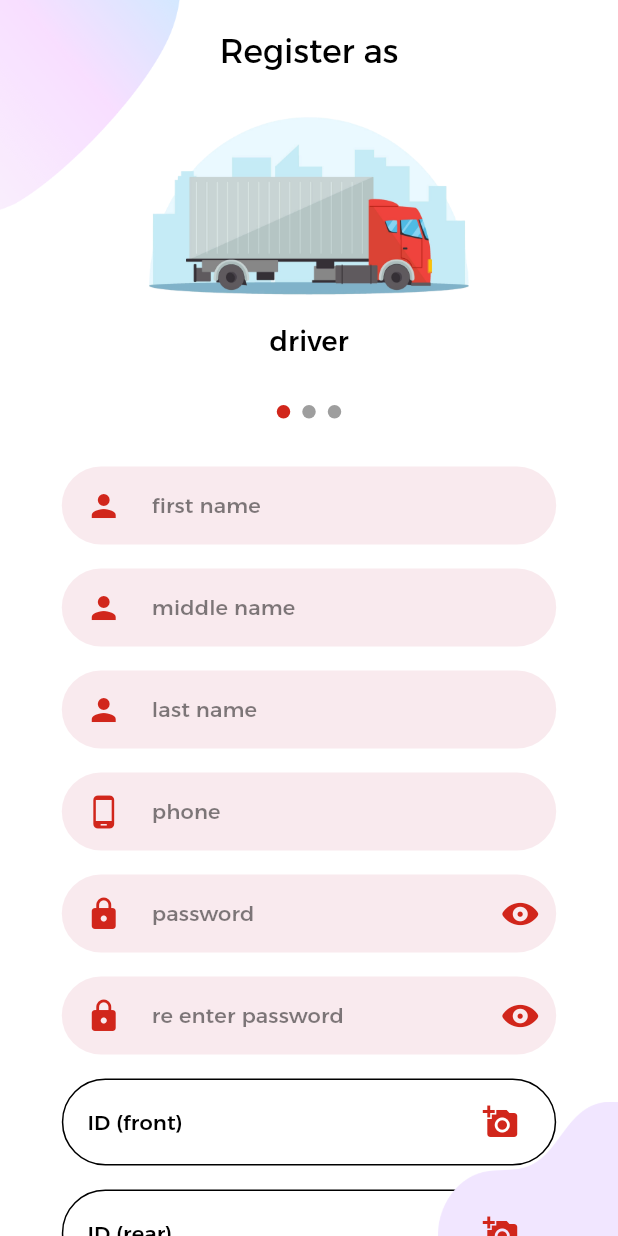
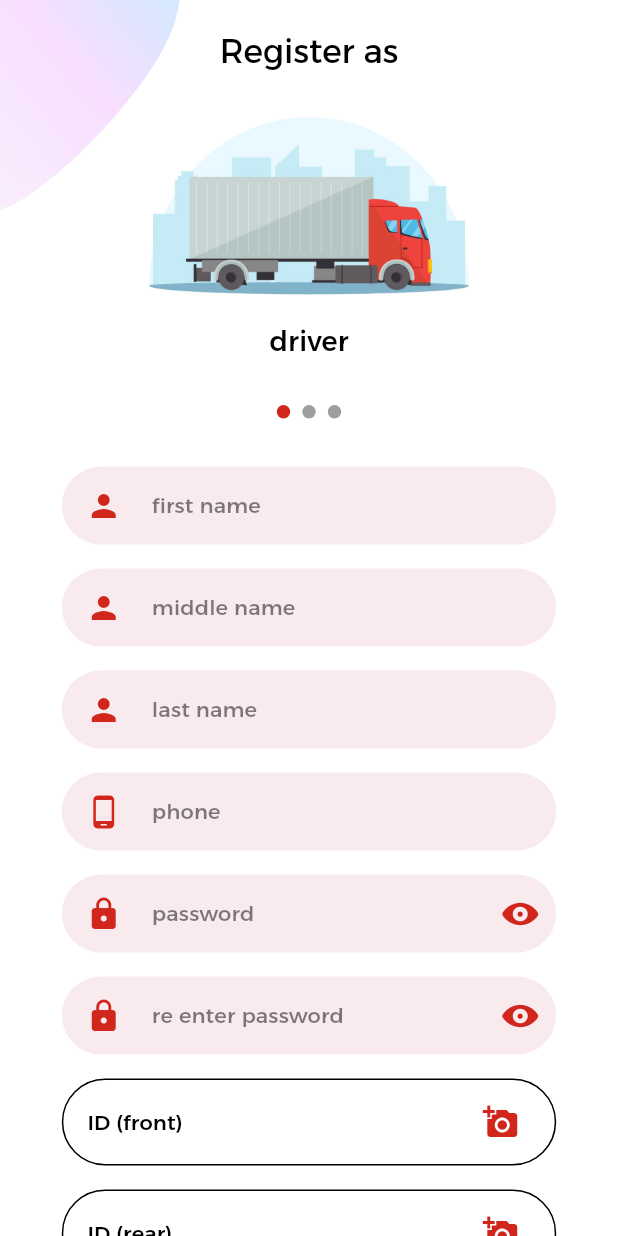
Before and after one commit to abd-Mohsen/shipping-app, a Flutter app: the screen it shows after launch, after a tap on "register", on a phone screen of 412 x 824 dp. Run offline on Flutter 3.47's test engine with Material 3 defaults, Android fonts, the phone set to English and light mode, and no system bars; drawn by our look-alikes of carousel_slider, smooth_page_indicator; our stand-ins replace flutter_spinkit, geolocator, get, get_storage, image_picker, otp_text_field and 1 more; accounts and stored records are empty.

Commit message:
minor changes in auth pages layout

```diff
--- a/lib/views/components/auth_background.dart
+++ b/lib/views/components/auth_background.dart
@@ -5,18 +5,19 @@ import '../../constants.dart';
 
 class AuthBackground extends StatelessWidget {
   final Widget child;
+  final String pageName;
   const AuthBackground({
     super.key,
     required this.child,
-    this.topImage = "assets/images/main_top.png",
-    this.bottomImage = "assets/images/login_bottom.png",
+    required this.pageName,
   });
-
-  final String topImage, bottomImage;
 
   @override
   Widget build(BuildContext context) {
     ColorScheme cs = Theme.of(context).colorScheme;
+    String topImage = pageName != "otp" ? "assets/images/auth_top1.png" : "assets/images/auth_top2.png";
+    String bottomImage = "assets/images/login_bottom.png";
+
     return PopScope(
       canPop: true,
       onPopInvokedWithResult: (didPop, result) async {
@@ -42,11 +43,12 @@ class AuthBackground extends StatelessWidget {
                   width: 120,
                 ),
               ),
-              Positioned(
-                bottom: 0,
-                right: 0,
-                child: Image.asset(bottomImage, width: 120),
-              ),
+              if (pageName != "register")
+                Positioned(
+                  bottom: 0,
+                  right: 0,
+                  child: Image.asset(bottomImage, width: 120),
+                ),
               SafeArea(child: child),
             ],
           ),
--- a/lib/views/login_view.dart
+++ b/lib/views/login_view.dart
@@ -17,7 +17,9 @@ class LoginView extends StatelessWidget {
     TextTheme tt = Theme.of(context).textTheme;
     LoginController lC = Get.put(LoginController());
 
-    return AuthBackground(
+    return SafeArea(
+      child: AuthBackground(
+        pageName: "login",
         child: Column(
           mainAxisAlignment: MainAxisAlignment.center,
           children: <Widget>[
@@ -166,6 +168,7 @@ class LoginView extends StatelessWidget {
             ),
           ],
         ),
+      ),
     );
   }
 }
--- a/lib/views/register_view.dart
+++ b/lib/views/register_view.dart
@@ -19,7 +19,9 @@ class RegisterView extends StatelessWidget {
     TextTheme tt = Theme.of(context).textTheme;
     RegisterController rC = Get.put(RegisterController());
 
-    return AuthBackground(
+    return SafeArea(
+      child: AuthBackground(
+        pageName: "register",
         child: GetBuilder<RegisterController>(builder: (controller) {
           return SingleChildScrollView(
             child: Column(
@@ -321,6 +323,7 @@ class RegisterView extends StatelessWidget {
             ),
           );
         }),
+      ),
     );
   }
 }
```
Also changed, not shown: assets/images/auth_top1.png (renamed from assets/images/main_top.png), assets/images/auth_top2.png (renamed from assets/images/signup_top.png). Lines whose indentation alone changed are shown as unchanged.
